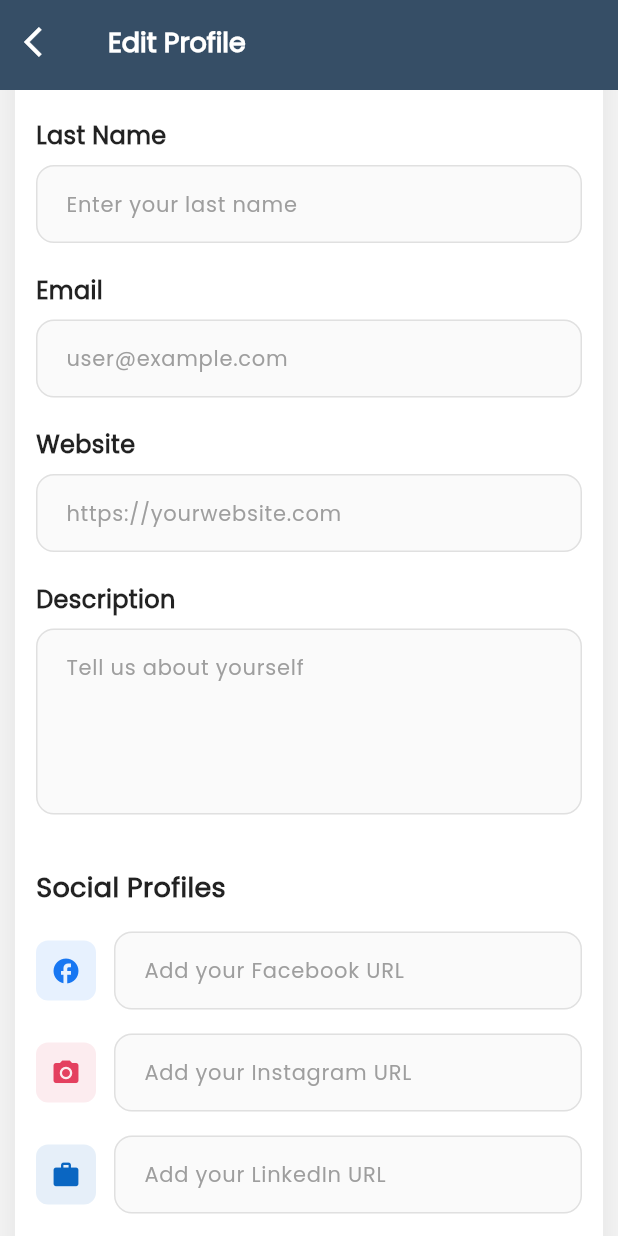
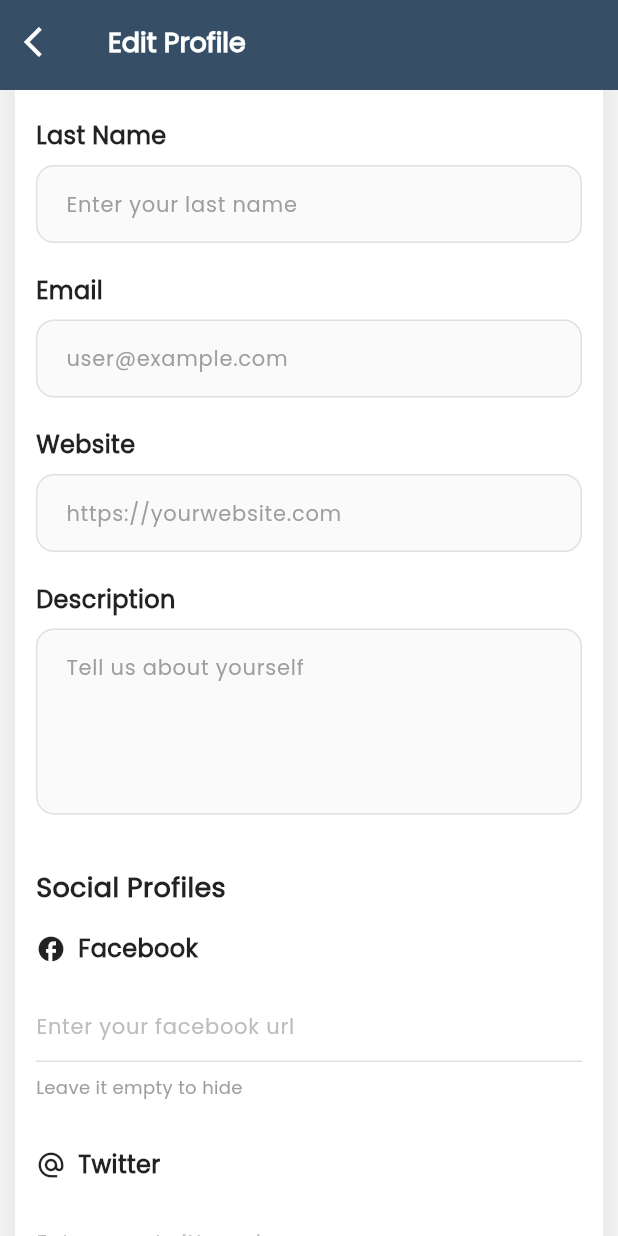
Before and after one commit to ArbazKhan1645/dedicated_coyboy, a Flutter app: the UserProfileEditScreen screen opened directly, scrolled down 576 dp, on a phone screen of 412 x 824 dp. Run offline on Flutter 3.47's test engine with Material 3 defaults, Android fonts, the phone set to English and light mode, and no system bars; our stand-ins replace cached_network_image, cloud_firestore, connectivity_plus, curved_navigation_bar, device_info_plus, file_picker and 25 more; missing offline and left inert: flutter_facebook_auth, flutter_stripe, mailer; accounts and stored records are empty; network calls fail; key blocks and very long unbroken strings in the code were emptied for the run.

Commit message:
ui issues fixed

```diff
--- a/lib/app/services/subscription_service/subcriptions_view.dart
+++ b/lib/app/services/subscription_service/subcriptions_view.dart
@@ -464,7 +464,7 @@ class _FinalSubscriptionManagementScreenState
                     child: ElevatedButton(
                       onPressed: isLoading ? null : onContinuePressed,
                       style: ElevatedButton.styleFrom(
-                        backgroundColor: const Color(0xFFF2B342),
+                        backgroundColor: const Color(0xFFF3B340),
                         elevation: 0,
                         shape: RoundedRectangleBorder(
                           borderRadius: BorderRadius.circular(8),
@@ -484,7 +484,7 @@ class _FinalSubscriptionManagementScreenState
                               : const Text(
                                 'Continue',
                                 style: TextStyle(
-                                  color: Colors.white,
+                                  color: Colors.black,
                                   fontSize: 16,
                                   fontWeight: FontWeight.w600,
                                 ),
--- a/lib/views/privacy/privacy.dart
+++ b/lib/views/privacy/privacy.dart
@@ -313,6 +313,9 @@ class PrivacyPolicyScreen extends StatelessWidget {
       child: Column(
         crossAxisAlignment: CrossAxisAlignment.start,
         children: [
+          Row(
+            mainAxisAlignment: MainAxisAlignment.center,
+            children: [
               Text(
                 title,
                 style: const TextStyle(
@@ -322,9 +325,12 @@ class PrivacyPolicyScreen extends StatelessWidget {
                   letterSpacing: -0.2,
                 ),
               ),
+            ],
+          ),
           if (content.isNotEmpty) ...[
             const SizedBox(height: 16),
             Text(
+              textAlign: TextAlign.center,
               content,
               style: const TextStyle(
                 fontSize: 14,
--- a/lib/views/privacy/terms.dart
+++ b/lib/views/privacy/terms.dart
@@ -427,6 +427,9 @@ class TermsConditionsScreen extends StatelessWidget {
       child: Column(
         crossAxisAlignment: CrossAxisAlignment.start,
         children: [
+          Row(
+            mainAxisAlignment: MainAxisAlignment.center,
+            children: [
               Text(
                 title,
                 style: const TextStyle(
@@ -436,9 +439,12 @@ class TermsConditionsScreen extends StatelessWidget {
                   letterSpacing: -0.2,
                 ),
               ),
+            ],
+          ),
           if (content.isNotEmpty) ...[
             const SizedBox(height: 16),
             Text(
+              textAlign: TextAlign.center,
               content,
               style: const TextStyle(
                 fontSize: 14,
--- a/lib/views/profile/views/edit.dart
+++ b/lib/views/profile/views/edit.dart
@@ -329,20 +329,20 @@ class _UserProfileEditScreenState extends State<UserProfileEditScreen> {
             color: const Color(0xff1877F2),
           ),
           _buildSocialField(
-            icon: Icons.camera_alt, // Instagram icon
-            label: 'Instagram',
+            icon: Icons.alternate_email, // Twitter/X icon
+            label: 'Twitter',
             controller: controller.instagramController,
-            color: const Color(0xffE4405F),
+            color: const Color(0xff1DA1F2),
           ),
           _buildSocialField(
-            icon: Icons.work,
+            icon: Icons.business,
             label: 'LinkedIn',
             controller: controller.linkedinController,
             color: const Color(0xff0A66C2),
           ),
           _buildSocialField(
-            icon: Icons.video_library,
-            label: 'YouTube',
+            icon: Icons.play_circle_outline,
+            label: 'Youtube',
             controller: controller.youtubeController,
             color: const Color(0xffFF0000),
           ),
@@ -555,45 +555,49 @@ class _UserProfileEditScreenState extends State<UserProfileEditScreen> {
     required Color color,
   }) {
     return Padding(
-      padding: const EdgeInsets.only(bottom: 16),
-      child: Row(
+      padding: const EdgeInsets.only(bottom: 32),
+      child: Column(
+        crossAxisAlignment: CrossAxisAlignment.start,
         children: [
-          Container(
-            width: 40,
-            height: 40,
-            decoration: BoxDecoration(
-              color: color.withOpacity(0.1),
-              borderRadius: BorderRadius.circular(8),
+          // Platform label with icon
+          Row(
+            children: [
+              Icon(icon, color: Colors.black87, size: 20),
+              const SizedBox(width: 8),
+              Text(
+                label,
+                style: const TextStyle(
+                  fontSize: 16,
+                  fontWeight: FontWeight.w600,
+                  color: Colors.black87,
                 ),
-            child: Icon(icon, color: color, size: 20),
               ),
-          const SizedBox(width: 12),
-          Expanded(
-            child: TextFormField(
+            ],
+          ),
+          const SizedBox(height: 16),
+          // Input field with underline style
+          TextFormField(
             controller: controller,
             decoration: InputDecoration(
-                hintText: 'Add your $label URL',
-                hintStyle: TextStyle(color: Colors.grey.shade500, fontSize: 14),
-                filled: true,
-                fillColor: Colors.grey.shade50,
-                border: OutlineInputBorder(
-                  borderRadius: BorderRadius.circular(12),
+              hintText: 'Enter your ${label.toLowerCase()} url',
+              hintStyle: TextStyle(color: Colors.grey.shade400, fontSize: 14),
+              border: UnderlineInputBorder(
                 borderSide: BorderSide(color: Colors.grey.shade300),
               ),
-                enabledBorder: OutlineInputBorder(
-                  borderRadius: BorderRadius.circular(12),
+              enabledBorder: UnderlineInputBorder(
                 borderSide: BorderSide(color: Colors.grey.shade300),
               ),
-                focusedBorder: OutlineInputBorder(
-                  borderRadius: BorderRadius.circular(12),
+              focusedBorder: UnderlineInputBorder(
                 borderSide: BorderSide(color: color, width: 2),
               ),
-                contentPadding: const EdgeInsets.symmetric(
-                  horizontal: 16,
-                  vertical: 14,
+              filled: false,
+              contentPadding: const EdgeInsets.symmetric(vertical: 12),
             ),
           ),
-            ),
+          const SizedBox(height: 8),
+          Text(
+            'Leave it empty to hide',
+            style: TextStyle(fontSize: 12, color: Colors.grey.shade500),
           ),
         ],
       ),
```
Also changed, not shown: lib/views/browser/browser.dart (+15 -7 lines), lib/views/predrences/prefrences.dart (+11 -14 lines). Lines whose indentation alone changed are shown as unchanged.
